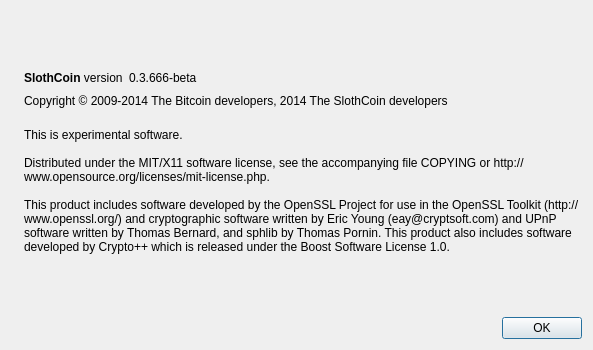
Qt form src/qt/forms/aboutdialog.ui (oldambtster/INT64-Slothcoin-old) before a commit.
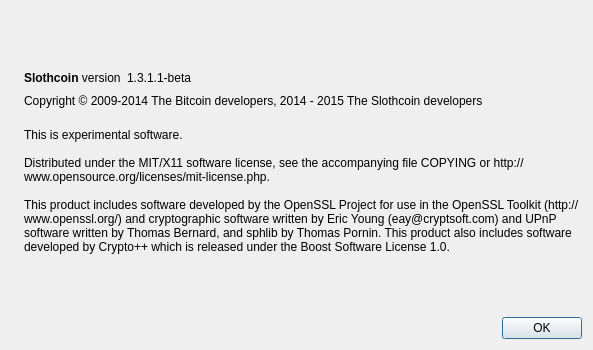
The same form after that commit. Icons and pictures are not drawn.

```diff
--- a/src/qt/forms/aboutdialog.ui
+++ b/src/qt/forms/aboutdialog.ui
@@ -50,7 +50,7 @@
           <cursorShape>IBeamCursor</cursorShape>
          </property>
          <property name="text">
-          <string>&lt;b&gt;SlothCoin&lt;/b&gt; version</string>
+          <string>&lt;html&gt;&lt;head/&gt;&lt;body&gt;&lt;p&gt;&lt;span style=&quot; font-weight:600;&quot;&gt;Slothcoin&lt;/span&gt; version&lt;/p&gt;&lt;/body&gt;&lt;/html&gt;</string>
          </property>
          <property name="textInteractionFlags">
           <set>Qt::LinksAccessibleByMouse|Qt::TextSelectableByKeyboard|Qt::TextSelectableByMouse</set>
@@ -63,7 +63,7 @@
           <cursorShape>IBeamCursor</cursorShape>
          </property>
          <property name="text">
-          <string notr="true">0.3.666-beta</string>
+          <string notr="true">1.3.1.1-beta</string>
          </property>
          <property name="textInteractionFlags">
           <set>Qt::LinksAccessibleByMouse|Qt::TextSelectableByKeyboard|Qt::TextSelectableByMouse</set>
@@ -91,7 +91,7 @@
         <cursorShape>IBeamCursor</cursorShape>
        </property>
        <property name="text">
-        <string notr="true">Copyright &amp;copy; 2009-2014 The Bitcoin developers, 2014 The SlothCoin developers</string>
+        <string notr="true">Copyright &amp;copy; 2009-2014 The Bitcoin developers, 2014 - 2015 The Slothcoin developers</string>
        </property>
        <property name="textFormat">
         <enum>Qt::RichText</enum>
```
Left out of the diff: 2 changed lines with no effect on the pictures.
